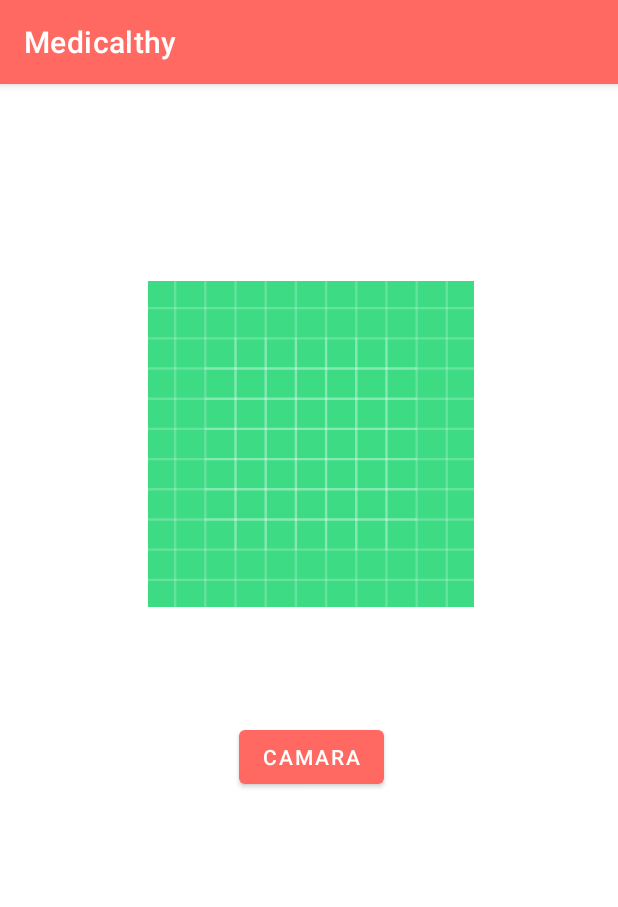
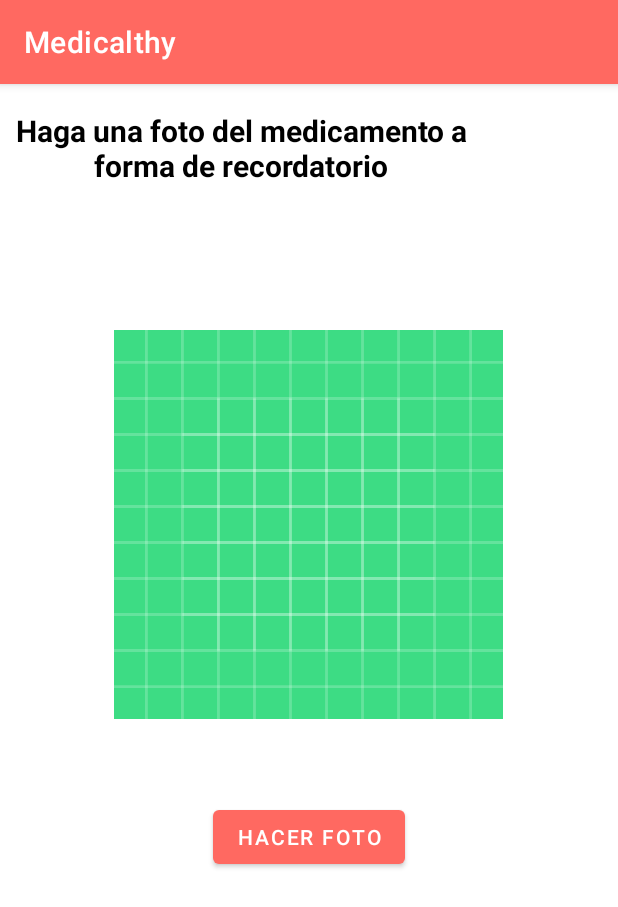
Before and after one commit to guillem-martinez/Medicalthy, an Android app: the AddMedicineActivity screen opened directly, with no data from a screen before it, on a phone screen of 412 x 824 dp. Shown: the top 907 px of the screen. Run offline under Robolectric (Android 15) with nearby library versions, the phone set to English and light mode, and no system bars; our stand-ins replace Firebase (no records; nobody signed in at launch, a user with empty details on screens opened directly); pictures from the network do not load.

Commit message:
Pantalla añadir medicamento

```diff
--- a/Medicalthy/app/src/main/res/layout/activity_add_medicine.xml
+++ b/Medicalthy/app/src/main/res/layout/activity_add_medicine.xml
@@ -5,14 +5,27 @@
     android:layout_width="match_parent"
     android:layout_height="match_parent">
 
+    <TextView
+        android:id="@+id/textView5"
+        android:layout_width="321dp"
+        android:layout_height="85dp"
+        android:gravity="center"
+        android:text="Haga una foto del medicamento a forma de recordatorio"
+        android:textColor="#000000"
+        android:textSize="20sp"
+        android:textStyle="bold"
+        tools:layout_editor_absoluteX="45dp"
+        tools:layout_editor_absoluteY="69dp" />
+
     <ImageView
         android:id="@+id/displayImageView"
-        android:layout_width="217dp"
-        android:layout_height="261dp"
+        android:layout_width="266dp"
+        android:layout_height="259dp"
         android:layout_marginStart="98dp"
-        android:layout_marginTop="109dp"
+        android:layout_marginTop="164dp"
         android:layout_marginEnd="96dp"
         app:layout_constraintEnd_toEndOf="parent"
+        app:layout_constraintHorizontal_bias="0.53"
         app:layout_constraintStart_toStartOf="parent"
         app:layout_constraintTop_toTopOf="parent"
         app:srcCompat="@drawable/ic_launcher_background" />
@@ -23,11 +36,11 @@
         android:layout_height="wrap_content"
         android:layout_marginStart="157dp"
         android:layout_marginEnd="156dp"
-        android:text="CAMARA"
+        android:text="@string/hacer_foto"
         app:layout_constraintBottom_toBottomOf="parent"
         app:layout_constraintEnd_toEndOf="parent"
-        app:layout_constraintHorizontal_bias="1.0"
+        app:layout_constraintHorizontal_bias="0.533"
         app:layout_constraintStart_toStartOf="parent"
         app:layout_constraintTop_toTopOf="parent"
-        app:layout_constraintVertical_bias="0.59" />
+        app:layout_constraintVertical_bias="0.664" />
 </androidx.constraintlayout.widget.ConstraintLayout>
```
